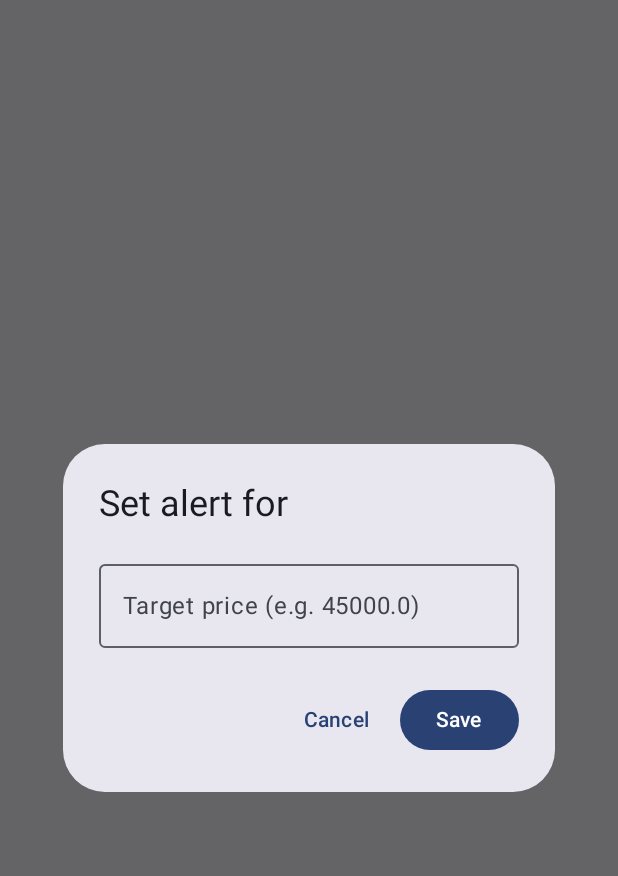
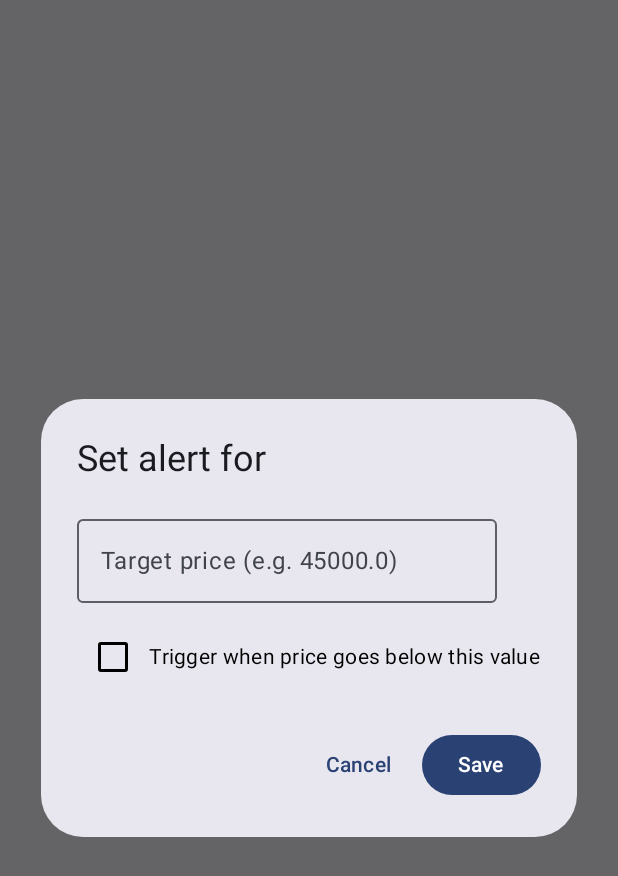
Before and after one commit to Zakarea123/CryptoTracker, an Android app built with Jetpack Compose: the composable AlertInputDialog called with empty values, after a tap on "Save", on a phone screen of 412 x 824 dp. Shown: the top 876 px of the screen. Run offline under Robolectric (Android 15) with nearby library versions, the phone set to English and light mode, and no system bars; pictures from the network do not load.

Commit message:
Add support for ABOVE and BELOW price alert types

```diff
--- a/app/src/main/java/com/example/cryptotracker/MainActivity.kt
+++ b/app/src/main/java/com/example/cryptotracker/MainActivity.kt
@@ -52,7 +52,7 @@ class MainActivity : ComponentActivity() {
                         favorites = favoriteList,
                         alerts = alerts,
                         onBack = { showFavorites = false },
-                        onSaveAlert = { coin, target -> vm.saveOrUpdateAlert(coin, target) },
+                        onSaveAlert = { coin, target, type -> vm.saveOrUpdateAlert(coin, target, type) },
                         onRemoveAlert = { coinId -> vm.removeAlert(coinId) },
                         onRemove = { vm.removeFavorite(it) }
                     )
--- a/app/src/main/java/com/example/cryptotracker/data/db/AlertEntity.kt
+++ b/app/src/main/java/com/example/cryptotracker/data/db/AlertEntity.kt
@@ -11,5 +11,6 @@ data class AlertEntity(
     val coinId: String,
     val coinName: String,
     val targetPrice: Double,
-    val triggered: Boolean = false // mark if alert triggered
+    val triggered: Boolean = false ,
+    val alertType: String = "ABOVE"
 )
--- a/app/src/main/java/com/example/cryptotracker/data/db/AppDatabase.kt
+++ b/app/src/main/java/com/example/cryptotracker/data/db/AppDatabase.kt
@@ -3,8 +3,8 @@ import androidx.room.Database
 import androidx.room.RoomDatabase
 
 // initializes the Room database structure
-// Version 6 because of updated entities
-@Database(entities = [CoinEntity::class, AlertEntity::class], version = 6)
+// Version 7 because of updated entities
+@Database(entities = [CoinEntity::class, AlertEntity::class], version = 7)
 abstract class AppDatabase : RoomDatabase() {
     abstract fun coinDao(): CoinDao
     abstract fun alertDao(): AlertDao
--- a/app/src/main/java/com/example/cryptotracker/data/network/CoinGeckoApi.kt
+++ b/app/src/main/java/com/example/cryptotracker/data/network/CoinGeckoApi.kt
@@ -4,7 +4,6 @@ import retrofit2.http.GET
 import retrofit2.http.Query
 
 // Retrofit API interface for communicating with the CoinGecko REST API
-// Defines endpoints and query parameters
 interface CoinGeckoApi {
     @GET("coins/markets")
     suspend fun getMarketData(
--- a/app/src/main/java/com/example/cryptotracker/ui/screens/FavoritesScreen.kt
+++ b/app/src/main/java/com/example/cryptotracker/ui/screens/FavoritesScreen.kt
@@ -33,7 +33,7 @@ fun FavoritesScreen(
     favorites: List<CoinEntity>,
     alerts: Map<String, AlertEntity>,
     onBack: () -> Unit,
-    onSaveAlert: (CoinEntity, Double) -> Unit,
+    onSaveAlert: (CoinEntity, Double, String) -> Unit,
     onRemoveAlert: (String) -> Unit,
     onRemove: (CoinEntity) -> Unit
 ) {
@@ -98,8 +98,8 @@ fun FavoritesScreen(
 fun FavoriteItem(
     coin: CoinEntity,
     alert: AlertEntity?,
-    onSaveAlert: (CoinEntity, Double) -> Unit, //for saving alerts
-    onRemoveAlert: (String) -> Unit,           // for deleting alerts
+    onSaveAlert: (CoinEntity, Double, String) -> Unit,
+    onRemoveAlert: (String) -> Unit,
     onRemove: (CoinEntity) -> Unit
 ) {
     var showDialog by remember { mutableStateOf(false) }
@@ -154,7 +154,7 @@ fun FavoriteItem(
         AlertInputDialog(
             coinName = coin.name,
             existing = alert,
-            onConfirm = { target -> onSaveAlert(coin, target) },
+            onConfirm = { target, type -> onSaveAlert(coin, target, type) },
             onRemove = if (alert != null) ({ onRemoveAlert(coin.id) }) else null,
             onDismiss = { showDialog = false }
         )
@@ -167,26 +167,58 @@ fun FavoriteItem(
 fun AlertInputDialog(
     coinName: String,
     existing: AlertEntity?,
-    onConfirm: (Double) -> Unit,
+    onConfirm: (Double, String) -> Unit,
     onRemove: (() -> Unit)? = null,
     onDismiss: () -> Unit
 ) {
     var input by remember { mutableStateOf(existing?.targetPrice?.toString() ?: "") }
+    var isBelow by remember { mutableStateOf(existing?.alertType == "BELOW") }
 
     AlertDialog(
         onDismissRequest = onDismiss,
-        title = { Text(if (existing == null) "Set alert for $coinName" else "Edit alert for $coinName") },
+        title = {
+            Text(
+                if (existing == null)
+                    "Set alert for $coinName"
+                else
+                    "Edit alert for $coinName")
+        },
         text = {
+            Column {
+                // Input field for price
                 OutlinedTextField(
                     value = input,
                     onValueChange = { input = it },
                     label = { Text("Target price (e.g. 45000.0)") },
                     singleLine = true
                 )
+
+                Spacer(modifier = Modifier.height(12.dp))
+                Row(
+                    verticalAlignment = Alignment.CenterVertically
+                ) {
+                    Checkbox(
+                        checked = isBelow,
+                        onCheckedChange = { isBelow = it },
+                        colors = CheckboxDefaults.colors(
+                            checkedColor = Color(0xFFFFC107),
+                            uncheckedColor = Color.Black
+                        )
+                    )
+                    Text(
+                        text = "Trigger when price goes below this value",
+                        color = Color.Black
+                    )
+                }
+            }
         },
         confirmButton = {
             Button(onClick = {
-                input.toDoubleOrNull()?.let(onConfirm)
+                val value = input.toDoubleOrNull()
+                if (value != null) {
+                    val alertType = if (isBelow) "BELOW" else "ABOVE"
+                    onConfirm(value, alertType) // ✅ send both price + direction
+                }
                 onDismiss()
             }) { Text("Save") }
         },
```
Also changed, not shown: app/src/main/java/com/example/cryptotracker/ui/CoinViewModel.kt (+14 -25 lines). Lines whose indentation alone changed are shown as unchanged.
